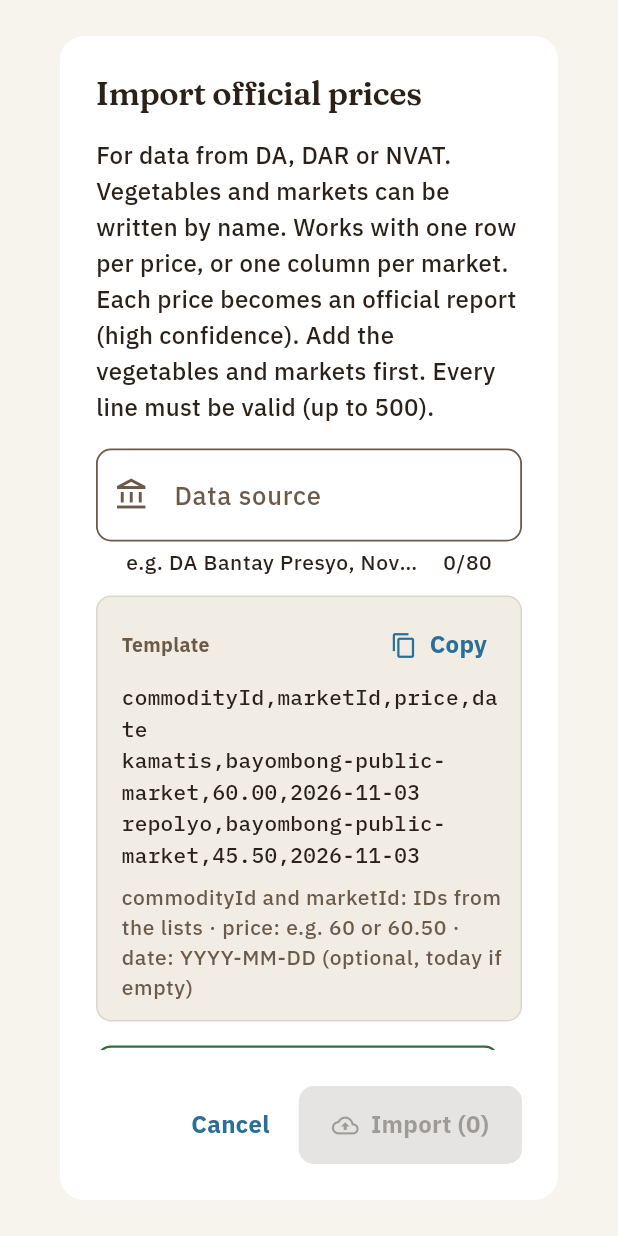
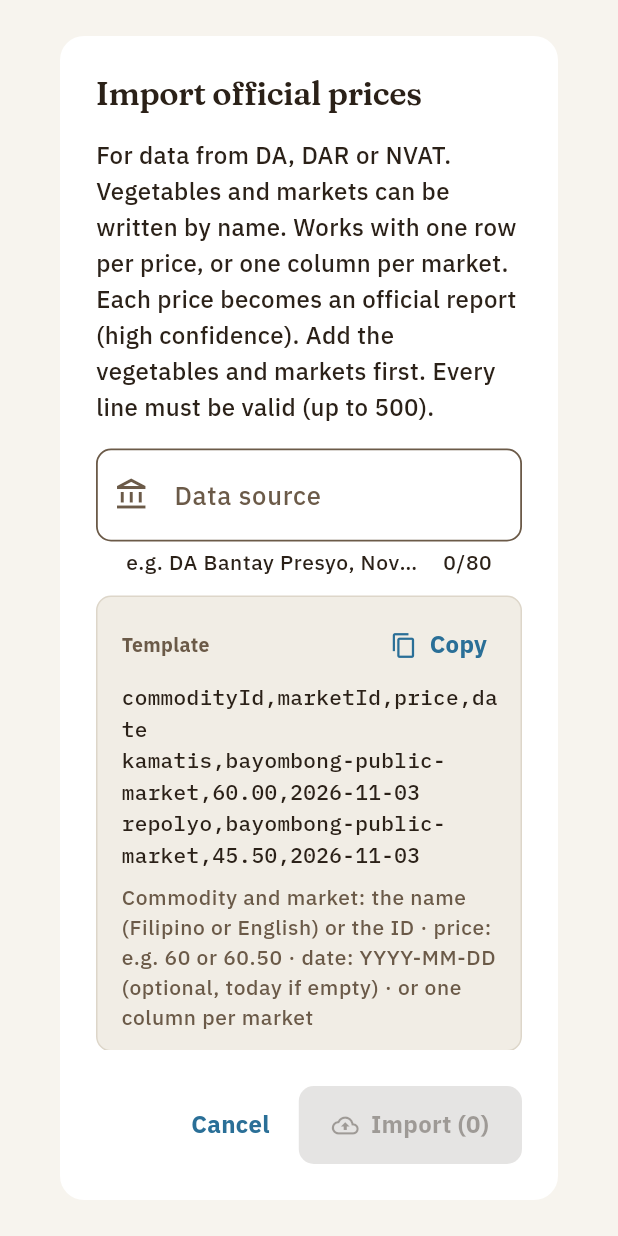
Before and after one commit to MysteriousAlarm/Timbang, a Flutter app: the _OfficialImportDialog widget shown alone on an empty page, opened directly, on a phone screen of 412 x 824 dp. Run offline on Flutter 3.47's test engine with Material 3 defaults, Android fonts, the phone set to English and light mode, and no system bars; our stand-ins replace cloud_firestore, cloud_functions, file_picker, firebase_auth, firebase_core, firebase_messaging and 5 more; missing offline and left inert: excel, firebase_app_check; accounts and stored records are empty; generated files the repository leaves out were written again; project files that could hold a hidden picture were left out.

Commit message:
fix: listing detail shows the other-language name; import hints say names work; notice version
Co-Authored-By: Claude Opus 5.5 <noreply@anthropic.com>
Claude-Session: https://claude.ai/code/session_01ULWrfRf72Z4YuSHjn9wCj1

```diff
--- a/app/lib/core/l10n/app_en.arb
+++ b/app/lib/core/l10n/app_en.arb
@@ -208,7 +208,7 @@
   "csvTemplate": "Template",
   "copy": "Copy",
   "copied": "Copied.",
-  "csvAllowedCommodity": "unit: kg, bundle, piece · active: true or false (optional)",
+  "csvAllowedCommodity": "Only a name is needed. unit: kg, bundle, piece (or per kilo, tali, pcs; kg if empty) · active: true or false (optional)",
   "csvAllowedMarket": "municipality: one of the 15 Nueva Vizcaya towns · type: public_market, trading_post, farmgate_area · active: true or false (optional)",
   "importTooMany": "Too many rows. Up to {max} per file.",
   "importNoRows": "No rows found.",
@@ -249,7 +249,7 @@
   "officialImportHelp": "For data from DA, DAR or NVAT. Vegetables and markets can be written by name. Works with one row per price, or one column per market. Each price becomes an official report (high confidence). Add the vegetables and markets first. Every line must be valid (up to {max}).",
   "officialSourceLabel": "Data source",
   "officialSourceHelp": "e.g. DA Bantay Presyo, November 3, 2026",
-  "officialCsvColumns": "commodityId and marketId: IDs from the lists · price: e.g. 60 or 60.50 · date: YYYY-MM-DD (optional, today if empty)",
+  "officialCsvColumns": "Commodity and market: the name (Filipino or English) or the ID · price: e.g. 60 or 60.50 · date: YYYY-MM-DD (optional, today if empty) · or one column per market",
   "officialFieldInvalid": "invalid or unknown",
   "importedPrices": "{count, plural, =1{Imported 1 official price.} other{Imported {count} official prices.}}",
   "recentReportsKicker": "Latest",
@@ -514,7 +514,7 @@
   "privacySecurityBody": "Connections are encrypted. Access is limited by strict security rules: you can only see your own data, and sensitive admin actions are recorded in an audit log. We do not use analytics that collect personal data.",
   "privacyContactTitle": "Contact",
   "privacyContactBody": "For privacy questions or complaints, contact the TIMBANG admin at your agriculture office, or the Project TIMBANG developer at Nueva Vizcaya State University, Bayombong. You may also file a complaint with the National Privacy Commission (privacy.gov.ph).",
-  "privacyUpdated": "Last updated: November 2026 · First build v0.1.0",
+  "privacyUpdated": "Last updated: November 2026 · First build v0.1.1",
   "privacyScrollHint": "Scroll to the end to be able to agree.",
   "privacyAgreeCheck": "I have read and understood the Privacy Notice and I agree",
   "privacyAgreeButton": "I agree",
--- a/app/lib/core/l10n/app_fil.arb
+++ b/app/lib/core/l10n/app_fil.arb
@@ -329,7 +329,7 @@
   "csvTemplate": "Template",
   "copy": "Kopyahin",
   "copied": "Nakopya.",
-  "csvAllowedCommodity": "unit: kg, bundle, piece · active: true o false (opsyonal)",
+  "csvAllowedCommodity": "Pangalan lang ang kailangan. yunit: kg, bundle, piece (o per kilo, tali, pcs; kg kung wala) · active: true o false (opsyonal)",
   "csvAllowedMarket": "municipality: isa sa 15 bayan ng Nueva Vizcaya · type: public_market, trading_post, farmgate_area · active: true o false (opsyonal)",
   "importTooMany": "Masyadong marami. Hanggang {max} na linya lamang bawat file.",
   "@importTooMany": {
@@ -401,7 +401,7 @@
   },
   "officialSourceLabel": "Pinagmulan ng datos",
   "officialSourceHelp": "Hal. DA Bantay Presyo, Nobyembre 3, 2026",
-  "officialCsvColumns": "commodityId at marketId: ID mula sa listahan · price: hal. 60 o 60.50 · date: YYYY-MM-DD (opsyonal, ngayon kung wala)",
+  "officialCsvColumns": "Gulay at palengke: ang pangalan (Filipino o English) o ang ID · presyo: hal. 60 o 60.50 · petsa: YYYY-MM-DD (opsyonal, ngayon kung wala) · o isang kolum bawat palengke",
   "officialFieldInvalid": "mali o hindi kilala",
   "importedPrices": "Na-import ang {count} na opisyal na presyo.",
   "@importedPrices": {
@@ -927,7 +927,7 @@
   "privacySecurityBody": "Naka-encrypt ang koneksyon. Ang access sa datos ay limitado ng mahigpit na security rules: makikita mo lamang ang sa iyo, at ang mga sensitibong aksyon ng admin ay naitatala sa audit log. Hindi kami gumagamit ng analytics na nangongolekta ng personal na datos.",
   "privacyContactTitle": "Makipag-ugnayan",
   "privacyContactBody": "Para sa mga tanong o reklamo tungkol sa privacy, makipag-ugnayan sa admin ng TIMBANG sa inyong tanggapan ng agrikultura, o sa developer ng Project TIMBANG sa Nueva Vizcaya State University, Bayombong. Maaari ka ring magsampa ng reklamo sa National Privacy Commission (privacy.gov.ph).",
-  "privacyUpdated": "Huling na-update: Nobyembre 2026 · Unang build v0.1.0",
+  "privacyUpdated": "Huling na-update: Nobyembre 2026 · Unang build v0.1.1",
   "privacyScrollHint": "Mag-scroll hanggang dulo para makasang-ayon.",
   "privacyAgreeCheck": "Nabasa at naunawaan ko ang Paunawa sa Privacy at sumasang-ayon ako",
   "privacyAgreeButton": "Sumasang-ayon ako",
--- a/app/lib/features/listings/presentation/listing_detail_screen.dart
+++ b/app/lib/features/listings/presentation/listing_detail_screen.dart
@@ -104,7 +104,8 @@ class _Body extends ConsumerWidget {
                 crossAxisAlignment: CrossAxisAlignment.start,
                 children: [
                   Text(commodity?.nameIn(context) ?? listing.commodityId, style: t.headlineSmall),
-                  if (commodity != null) Text(commodity.nameEn, style: t.bodyMedium),
+                  if (commodity != null && commodity.altNameIn(context).isNotEmpty)
+                    Text(commodity.altNameIn(context), style: t.bodyMedium),
                 ],
               ),
             ),
```
